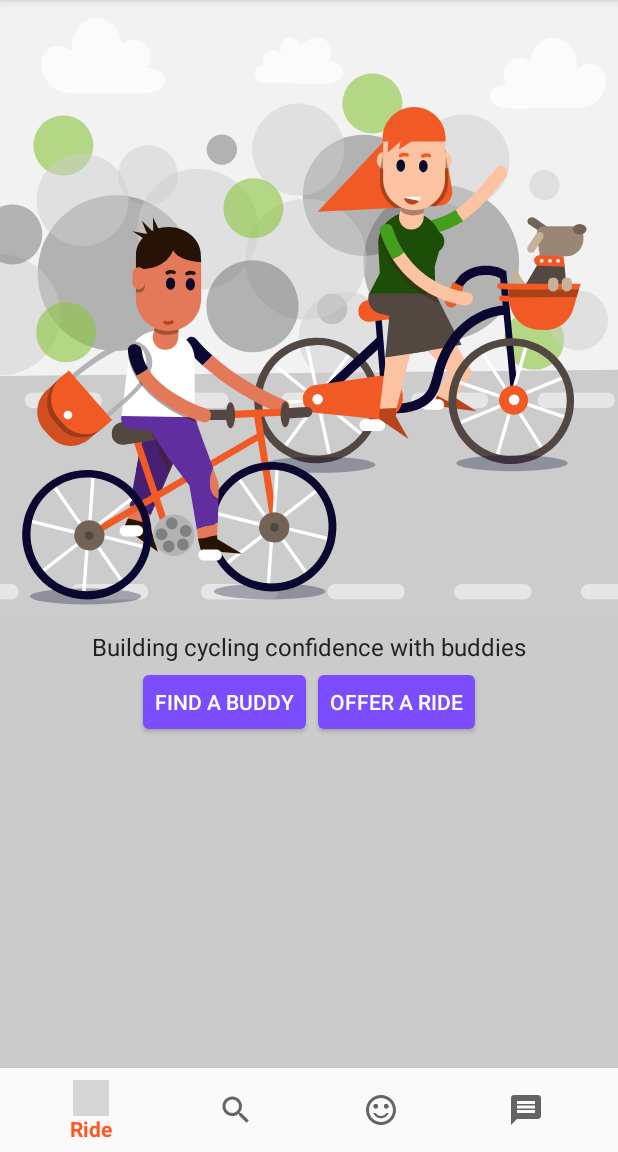
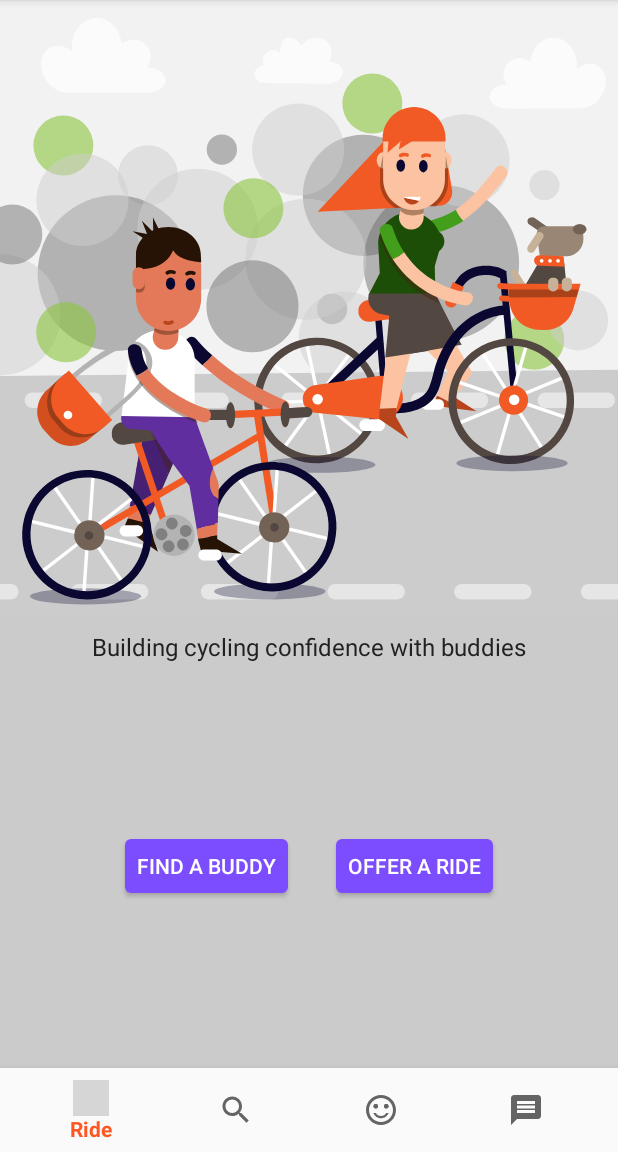
Before and after one commit to Izzy3145/CycleBuddy, an Android app: the screen it shows after launch (MainActivity), on a phone screen of 412 x 824 dp, the part 84-1236 px from its top. Run offline under Robolectric (Android 15) with nearby library versions, the light colour scheme and no system bars; our stand-ins replace AdMob, ButterKnife, Firebase (no records; nobody signed in at launch, a user with empty details on screens opened directly), Timber; libraries missing offline, so code that uses them is left out: com.firebase.ui; 2 statements that could not run were skipped; grey boxes are pictures that could not be loaded.

Commit message:
design:
Updated RideFragment to constraint layout

```diff
--- a/app/build.gradle
+++ b/app/build.gradle
@@ -14,8 +14,8 @@ android {
         applicationId "com.riseapp.android.cyclebuddy"
         minSdkVersion 23
         targetSdkVersion 27
-        versionCode 1
-        versionName "1.0"
+        versionCode 2
+        versionName "2.0"
         testInstrumentationRunner "android.support.test.runner.AndroidJUnitRunner"
     }
     buildTypes {
--- a/app/src/main/java/com/riseapp/android/cyclebuddy/model/UserProfile.java
+++ b/app/src/main/java/com/riseapp/android/cyclebuddy/model/UserProfile.java
@@ -1,6 +1,5 @@
 package com.riseapp.android.cyclebuddy.model;
 
-import android.support.annotation.Nullable;
 
 public class UserProfile {
 
@@ -10,7 +9,7 @@ public class UserProfile {
     private String yearsCycling;
     private String cyclingFrequency;
     private String miniBio;
-    @Nullable private String photoUrl;
+    private String photoUrl;
 
     public UserProfile(){}
 
--- a/app/src/main/java/com/riseapp/android/cyclebuddy/ui/SearchListFragment.java
+++ b/app/src/main/java/com/riseapp/android/cyclebuddy/ui/SearchListFragment.java
@@ -14,7 +14,7 @@ import android.view.ViewGroup;
 import android.widget.TextView;
 import com.riseapp.android.cyclebuddy.R;
 import com.riseapp.android.cyclebuddy.ViewProfileActivity;
-import com.riseapp.android.cyclebuddy.adapters.SearchResultsAdapter;
+import com.riseapp.android.cyclebuddy.adapter.SearchResultsAdapter;
 import com.riseapp.android.cyclebuddy.model.OfferedRoute;
 import java.util.ArrayList;
 import butterknife.BindView;
--- a/app/src/main/res/layout/fragment_ride.xml
+++ b/app/src/main/res/layout/fragment_ride.xml
@@ -1,64 +1,78 @@
 <?xml version="1.0" encoding="utf-8"?>
-<LinearLayout xmlns:android="http://schemas.android.com/apk/res/android"
+
+<ScrollView xmlns:android="http://schemas.android.com/apk/res/android"
+    xmlns:app="http://schemas.android.com/apk/res-auto"
     xmlns:tools="http://schemas.android.com/tools"
+    android:layout_width="fill_parent"
+    android:layout_height="fill_parent"
+    android:fillViewport="true">
+
+<android.support.constraint.ConstraintLayout
     android:layout_width="match_parent"
-    android:layout_height="match_parent"
-    tools:context=".ui.RideFragment"
+    android:layout_height="wrap_content"
     android:background="@color/dark_grey"
-    android:orientation="vertical">
+    tools:context=".ui.RideFragment">
 
     <ImageView
+        android:id="@+id/imageView"
         android:layout_width="fill_parent"
         android:layout_height="wrap_content"
         android:adjustViewBounds="true"
+        android:contentDescription="@string/view_profile_cd"
         android:scaleType="centerCrop"
-        android:contentDescription="@string/view_profile_cd"
         android:src="@drawable/ic_mikecyclebuddy2" />
 
     <TextView
         android:id="@+id/textView3"
         android:layout_width="wrap_content"
         android:layout_height="wrap_content"
+        android:layout_gravity="center_horizontal"
+        android:layout_marginEnd="8dp"
+        android:layout_marginStart="8dp"
+        android:layout_marginTop="8dp"
         android:background="@color/dark_grey"
-        android:layout_marginTop="@dimen/medium_border"
-        android:layout_marginBottom="@dimen/medium_border"
-        android:layout_marginEnd="@dimen/large_border"
-        android:layout_marginStart="@dimen/large_border"
-        android:layout_gravity="center_horizontal"
         android:text="@string/cycle_buddy_blurb"
+        android:textColor="@color/primary_text"
         android:textSize="@dimen/large_text"
-        android:textColor="@color/primary_text"/>
-
-    <LinearLayout
-        android:layout_width="match_parent"
-        android:layout_height="wrap_content"
-        android:background="@color/dark_grey"
-        android:orientation="horizontal"
-        android:gravity="center_horizontal">
+        app:layout_constraintEnd_toEndOf="parent"
+        app:layout_constraintStart_toStartOf="parent"
+        app:layout_constraintTop_toBottomOf="@+id/imageView" />
 
     <Button
         android:id="@+id/rf_search_button"
+        style="@style/buttonStyle"
         android:layout_width="wrap_content"
         android:layout_height="@dimen/button_height"
-        android:layout_marginTop="@dimen/medium_border"
-        android:layout_marginBottom="@dimen/small_border"
+        android:layout_marginBottom="8dp"
+        android:layout_marginEnd="8dp"
+        android:layout_marginStart="8dp"
+        android:layout_marginTop="8dp"
+        android:background="@drawable/normal_button"
+        android:text="@string/find_button"
         android:textColor="@color/white"
-        style="@style/buttonStyle"
-        android:background="@drawable/normal_button"
-        android:text="@string/find_button"/>
+        app:layout_constraintBottom_toBottomOf="parent"
+        app:layout_constraintEnd_toStartOf="@+id/rf_offer_button"
+        app:layout_constraintHorizontal_chainStyle="packed"
+        app:layout_constraintStart_toStartOf="parent"
+        app:layout_constraintTop_toBottomOf="@+id/textView3" />
 
     <Button
         android:id="@+id/rf_offer_button"
+        style="@style/buttonStyle"
         android:layout_width="wrap_content"
         android:layout_height="@dimen/button_height"
-        android:layout_marginTop="@dimen/small_border"
-        android:layout_marginBottom="@dimen/medium_border"
-        android:layout_marginStart="@dimen/medium_border"
+        android:layout_marginBottom="8dp"
+        android:layout_marginEnd="8dp"
+        android:layout_marginStart="24dp"
+        android:layout_marginTop="8dp"
+        android:background="@drawable/normal_button"
+        android:text="@string/offer"
         android:textColor="@color/white"
-        android:background="@drawable/normal_button"
-        style="@style/buttonStyle"
-        android:text="@string/offer" />
+        app:layout_constraintBottom_toBottomOf="parent"
+        app:layout_constraintEnd_toEndOf="parent"
+        app:layout_constraintStart_toEndOf="@+id/rf_search_button"
+        app:layout_constraintTop_toBottomOf="@+id/textView3" />
 
-    </LinearLayout>
+</android.support.constraint.ConstraintLayout>
 
-</LinearLayout>
+</ScrollView>
```
Also changed, not shown: app/src/main/java/com/riseapp/android/cyclebuddy/adapter/SearchResultsAdapter.java (added, +143 -0 lines), app/src/main/java/com/riseapp/android/cyclebuddy/adapters/SearchResultsAdapter.java (deleted, +0 -143 lines), app/src/main/java/com/riseapp/android/cyclebuddy/model/Message.java (+10 -11 lines), app/src/main/java/com/riseapp/android/cyclebuddy/model/MessageSummary.java (+12 -13 lines), 3 other files.
